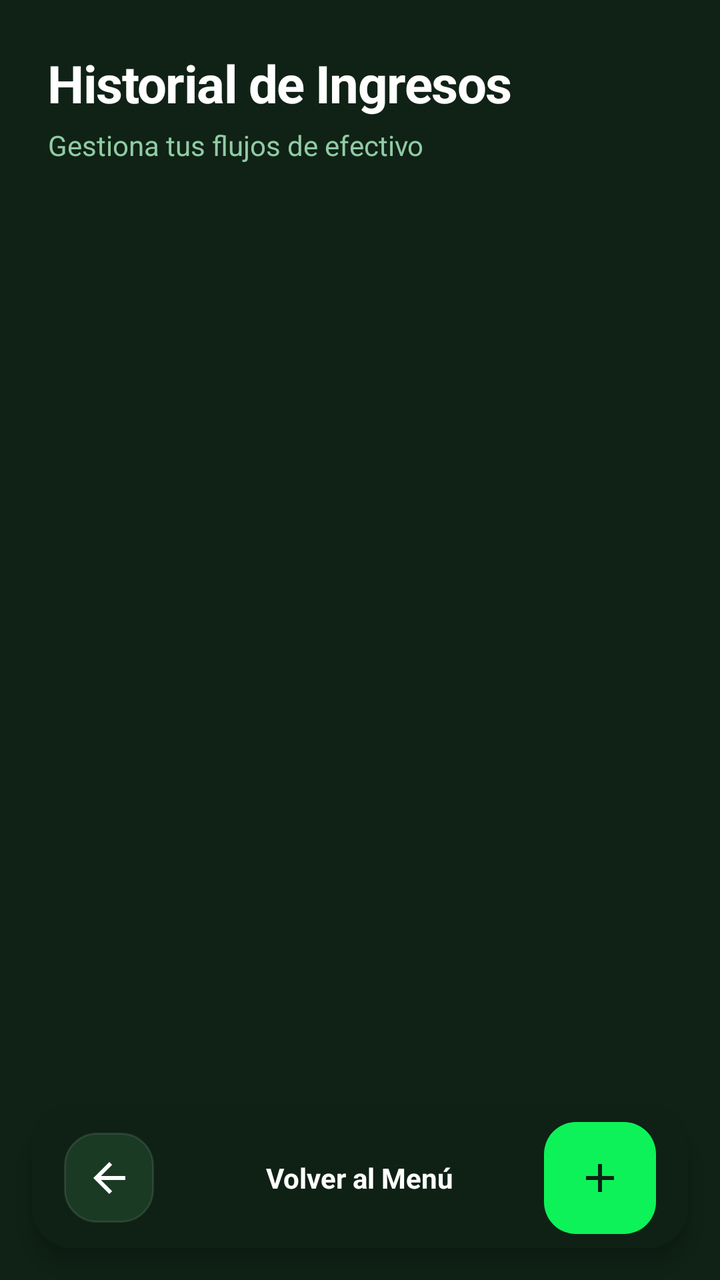
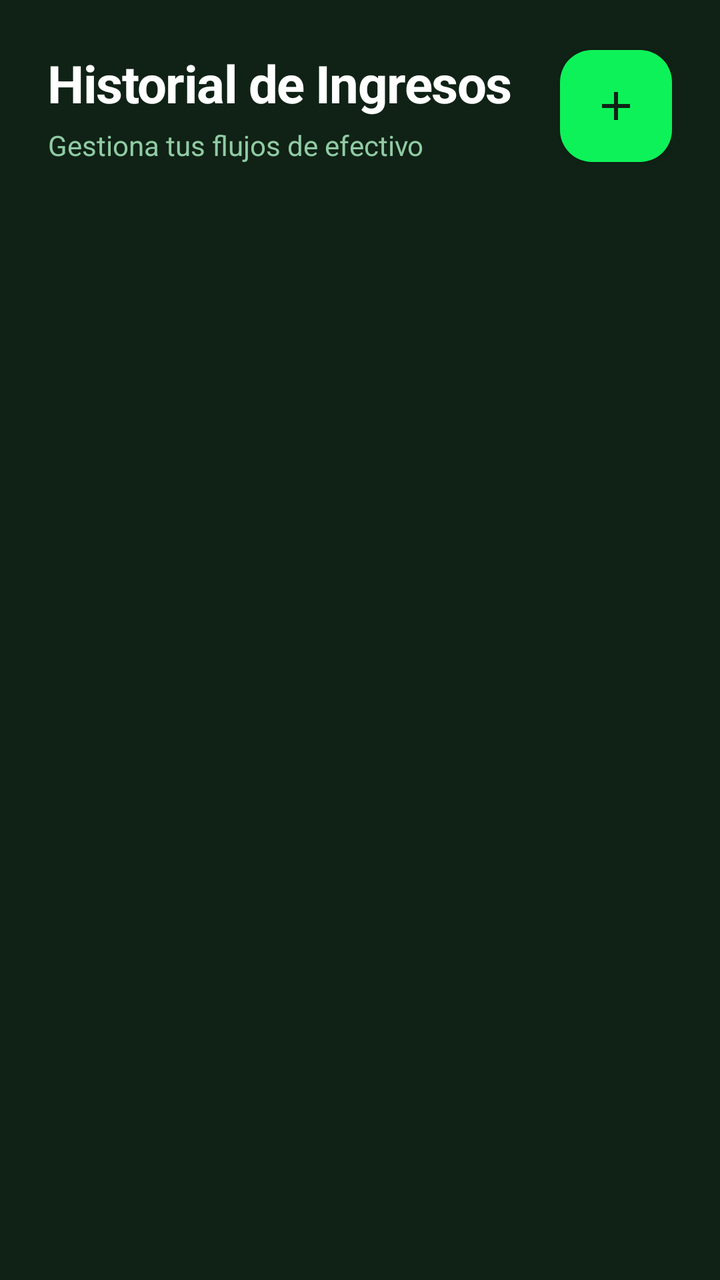

An Android layout rendered at two revisions. The XML below is the earlier revision; the diff shows what the commit changed to produce the second picture.
<!-- AndroidManifest.xml: application theme Theme.IngresosGastosApp -->
<!-- res/layout/fragment_list_ingresos.xml -->
<?xml version="1.0" encoding="utf-8"?>
<androidx.constraintlayout.widget.ConstraintLayout
    xmlns:android="http://schemas.android.com/apk/res/android"
    xmlns:app="http://schemas.android.com/apk/res-auto"
    xmlns:tools="http://schemas.android.com/tools"
    android:layout_width="match_parent"
    android:layout_height="match_parent"
    android:background="@color/stitch_background">

    
    <LinearLayout
        android:id="@+id/header_container"
        android:layout_width="0dp"
        android:layout_height="wrap_content"
        android:orientation="vertical"
        android:padding="24dp"
        app:layout_constraintTop_toTopOf="parent"
        app:layout_constraintStart_toStartOf="parent"
        app:layout_constraintEnd_toEndOf="parent">

        <TextView
            android:id="@+id/tvTituloLista"
            android:layout_width="wrap_content"
            android:layout_height="wrap_content"
            android:text="Historial de Ingresos"
            android:textSize="26sp"
            android:textStyle="bold"
            android:textColor="@color/white"
            android:letterSpacing="-0.02"/>

        <TextView
            android:id="@+id/tvSubtitleLista"
            android:layout_width="wrap_content"
            android:layout_height="wrap_content"
            android:text="Gestiona tus flujos de efectivo"
            android:textSize="14sp"
            android:textColor="@color/stitch_text_muted"
            android:layout_marginTop="4dp"/>
    </LinearLayout>

    
    <androidx.recyclerview.widget.RecyclerView
        android:id="@+id/recyclerview"
        android:layout_width="0dp"
        android:layout_height="0dp"
        android:clipToPadding="false"
        android:paddingBottom="100dp"
        android:paddingHorizontal="16dp"
        app:layout_constraintTop_toBottomOf="@id/header_container"
        app:layout_constraintBottom_toBottomOf="parent"
        app:layout_constraintStart_toStartOf="parent"
        app:layout_constraintEnd_toEndOf="parent"
        tools:listitem="@layout/custom_row_ingresos"/>

    
    <androidx.cardview.widget.CardView
        android:id="@+id/bottom_bar"
        android:layout_width="0dp"
        android:layout_height="70dp"
        android:layout_margin="16dp"
        app:cardBackgroundColor="#E6102216"
        app:cardCornerRadius="20dp"
        app:cardElevation="8dp"
        app:layout_constraintBottom_toBottomOf="parent"
        app:layout_constraintStart_toStartOf="parent"
        app:layout_constraintEnd_toEndOf="parent">

        <RelativeLayout
            android:layout_width="match_parent"
            android:layout_height="match_parent"
            android:paddingHorizontal="16dp">

            <ImageButton
                android:id="@+id/btnVolverMain"
                android:layout_width="45dp"
                android:layout_height="45dp"
                android:layout_centerVertical="true"
                android:background="@drawable/bg_stitch_card"
                android:src="@drawable/ic_arrow_back"
                app:tint="@color/white" />

            <TextView
                android:layout_width="wrap_content"
                android:layout_height="wrap_content"
                android:layout_centerInParent="true"
                android:text="Volver al Menú"
                android:textColor="@color/white"
                android:textStyle="bold" />

            <com.google.android.material.floatingactionbutton.FloatingActionButton
                android:id="@+id/floatingActionButton"
                android:layout_width="wrap_content"
                android:layout_height="wrap_content"
                android:layout_alignParentEnd="true"
                android:layout_centerVertical="true"
                app:backgroundTint="@color/stitch_primary"
                app:fabSize="mini"
                app:srcCompat="@drawable/ic_add"
                app:tint="@color/stitch_background"
                app:elevation="0dp"/>
        </RelativeLayout>
    </androidx.cardview.widget.CardView>

</androidx.constraintlayout.widget.ConstraintLayout>
<!-- res/layout/custom_row_ingresos.xml (included above) -->
<?xml version="1.0" encoding="utf-8"?>
<com.google.android.material.card.MaterialCardView
    xmlns:android="http://schemas.android.com/apk/res/android"
    xmlns:app="http://schemas.android.com/apk/res-auto"
    android:layout_width="match_parent"
    android:layout_height="wrap_content"
    android:layout_marginHorizontal="0dp"
    android:layout_marginVertical="6dp"
    app:cardCornerRadius="14dp"
    app:cardElevation="0dp"
    app:strokeWidth="1dp"
    app:strokeColor="#2A3D29"
    app:cardBackgroundColor="@color/bg_dark_card">

    <LinearLayout
        android:layout_width="match_parent"
        android:layout_height="wrap_content"
        android:orientation="horizontal"
        android:gravity="center_vertical"
        android:padding="14dp">

        <View
            android:layout_width="4dp"
            android:layout_height="match_parent"
            android:background="@color/green_accent"
            android:layout_marginEnd="12dp"/>

        <FrameLayout
            android:layout_width="44dp"
            android:layout_height="44dp">

            <View
                android:layout_width="match_parent"
                android:layout_height="match_parent"
                android:background="@drawable/bg_circle_avatar" />

            <ImageView
                android:layout_width="22dp"
                android:layout_height="22dp"
                android:layout_gravity="center"
                android:src="@drawable/ic_attach_money"
                app:tint="@color/green_accent" />
        </FrameLayout>

        <LinearLayout
            android:layout_width="0dp"
            android:layout_height="wrap_content"
            android:layout_weight="1"
            android:orientation="vertical"
            android:layout_marginStart="12dp"
            android:minHeight="44dp"
            android:gravity="center_vertical">

            <TextView
                android:id="@+id/descripcion_txt"
                android:layout_width="wrap_content"
                android:layout_height="wrap_content"
                android:text="Descripción"
                android:textSize="15sp"
                android:textStyle="bold"
                android:textColor="@color/text_on_dark"
                android:maxLines="2"
                android:ellipsize="end"/>

            <TextView
                android:id="@+id/categoria_txt"
                android:layout_width="wrap_content"
                android:layout_height="wrap_content"
                android:text="Categoría"
                android:textSize="12sp"
                android:textColor="@color/text_on_dark_muted"
                android:layout_marginTop="2dp"/>

            <TextView
                android:id="@+id/fecha_txt"
                android:layout_width="wrap_content"
                android:layout_height="wrap_content"
                android:text="Fecha"
                android:textSize="11sp"
                android:textColor="@color/text_on_dark_muted"
                android:layout_marginTop="1dp"/>

            <TextView
                android:id="@+id/id_txt"
                android:layout_width="wrap_content"
                android:layout_height="wrap_content"
                android:visibility="gone"
                android:textSize="12sp"/>
        </LinearLayout>

        <LinearLayout
            android:layout_width="wrap_content"
            android:layout_height="wrap_content"
            android:orientation="vertical"
            android:gravity="end|center_vertical">

            <TextView
                android:id="@+id/monto_txt"
                android:layout_width="wrap_content"
                android:layout_height="wrap_content"
                android:text="S/ 0.00"
                android:textStyle="bold"
                android:textSize="16sp"
                android:textColor="@color/green_accent"/>

            <LinearLayout
                android:layout_width="wrap_content"
                android:layout_height="wrap_content"
                android:orientation="horizontal"
                android:layout_marginTop="6dp"
                android:gravity="center_vertical">

                <com.google.android.material.button.MaterialButton
                    android:id="@+id/btnEditarIngreso"
                    android:layout_width="34dp"
                    android:layout_height="34dp"
                    android:insetTop="0dp"
                    android:insetBottom="0dp"
                    android:padding="0dp"
                    app:icon="@drawable/ic_edit"
                    app:iconSize="16dp"
                    app:iconGravity="textStart"
                    app:iconPadding="0dp"
                    app:iconTint="@color/white"
                    app:cornerRadius="8dp"
                    app:backgroundTint="@color/green_accent"
                    android:layout_marginEnd="4dp"
                    style="@style/Widget.Material3.Button"/>

                <com.google.android.material.button.MaterialButton
                    android:id="@+id/btnEliminarIngreso"
                    android:layout_width="34dp"
                    android:layout_height="34dp"
                    android:insetTop="0dp"
                    android:insetBottom="0dp"
                    android:padding="0dp"
                    app:icon="@drawable/ic_delete"
                    app:iconSize="16dp"
                    app:iconGravity="textStart"
                    app:iconPadding="0dp"
                    app:iconTint="@color/white"
                    app:cornerRadius="8dp"
                    app:backgroundTint="@color/danger_red"
                    style="@style/Widget.Material3.Button"/>
            </LinearLayout>
        </LinearLayout>
    </LinearLayout>
</com.google.android.material.card.MaterialCardView>
<!-- resources referenced by this layout -->
<resources>
  <color name="bg_dark_card">#1A2E19</color>
  <color name="danger_red">#EF4444</color>
  <color name="green_accent">#22C55E</color>
  <color name="stitch_background">#102216</color>
  <color name="stitch_primary">#0df259</color>
  <color name="stitch_text_muted">#90cba4</color>
  <color name="text_on_dark">#FFFFFF</color>
  <color name="text_on_dark_muted">#94A3B8</color>
  <color name="white">#FFFFFFFF</color>
  <!-- drawable bg_circle_avatar (drawable) -->
  <?xml version="1.0" encoding="utf-8"?>
  <shape xmlns:android="http://schemas.android.com/apk/res/android"
      android:shape="oval">
      <solid android:color="@color/bg_dark_card" />
  </shape>
  <!-- drawable bg_stitch_card (drawable) -->
  <?xml version="1.0" encoding="utf-8"?>
  <shape xmlns:android="http://schemas.android.com/apk/res/android">
      <solid android:color="#1A3A24" />
      <corners android:radius="16dp" />
      <stroke android:width="1dp" android:color="#1AFFFFFF" />
  </shape>
  <!-- drawable ic_add (drawable) -->
  <vector xmlns:android="http://schemas.android.com/apk/res/android" android:height="24dp" android:tint="#000000" android:viewportHeight="24" android:viewportWidth="24" android:width="24dp">
        
      <path android:fillColor="@android:color/white" android:pathData="M19,13h-6v6h-2v-6H5v-2h6V5h2v6h6v2z"/>
      
  </vector>
  <!-- drawable ic_arrow_back (drawable) -->
  <?xml version="1.0" encoding="utf-8"?>
  <vector xmlns:android="http://schemas.android.com/apk/res/android"
      android:width="24dp"
      android:height="24dp"
      android:viewportWidth="24"
      android:viewportHeight="24">
      <path
          android:fillColor="#FFFFFF"
          android:pathData="M20,11H7.83l5.59-5.59L12,4l-8,8 8,8 1.41-1.41L7.83,13H20v-2z"/>
  </vector>
  <!-- drawable ic_attach_money (drawable) -->
  <vector xmlns:android="http://schemas.android.com/apk/res/android"
      android:width="24dp"
      android:height="24dp"
      android:viewportWidth="960"
      android:viewportHeight="960">
    <path
        android:pathData="M441,840v-86q-53,-12 -91.5,-46T293,612l74,-30q15,48 44.5,73t77.5,25q41,0 69.5,-18.5T587,604q0,-35 -22,-55.5T463,502q-86,-27 -118,-64.5T313,346q0,-65 42,-101t86,-41v-84h80v84q50,8 82.5,36.5T651,310l-74,32q-12,-32 -34,-48t-60,-16q-44,0 -67,19.5T393,346q0,33 30,52t104,40q69,20 104.5,63.5T667,602q0,71 -42,108t-104,46v84h-80Z"
        android:fillColor="#e3e3e3"/>
  </vector>
  <!-- drawable ic_delete (drawable) -->
  <vector xmlns:android="http://schemas.android.com/apk/res/android"
      android:width="24dp"
      android:height="24dp"
      android:viewportWidth="24"
      android:viewportHeight="24">
      <path
          android:fillColor="#FFFFFF"
          android:pathData="M6,19c0,1.1 0.9,2 2,2h8c1.1,0 2,-0.9 2,-2V7H6v12zM19,4h-3.5l-1,-1h-5l-1,1H5v2h14V4z"/>
  </vector>
  <!-- drawable ic_edit (drawable) -->
  <vector xmlns:android="http://schemas.android.com/apk/res/android"
      android:width="24dp"
      android:height="24dp"
      android:viewportWidth="24"
      android:viewportHeight="24">
      <path
          android:fillColor="#FFFFFF"
          android:pathData="M3,17.25V21h3.75L17.81,9.94l-3.75,-3.75L3,17.25zM20.71,7.04c0.39,-0.39 0.39,-1.02 0,-1.41l-2.34,-2.34c-0.39,-0.39 -1.02,-0.39 -1.41,0l-1.83,1.83 3.75,3.75 1.83,-1.83z"/>
  </vector>
  <style name="Theme.IngresosGastosApp" parent="Base.Theme.IngresosGastosApp" />
  <style name="CircleImage">
          <item name="cornerSize">50%</item>
      </style>
  <!-- unchanged entries left out for length: 1 -->
</resources>

<!-- the commit's change to res/layout/fragment_list_ingresos.xml (unified diff, before → after) -->
@@ -8,35 +8,58 @@
     android:background="@color/stitch_background">
 
     
-    <LinearLayout
+    <androidx.constraintlayout.widget.ConstraintLayout
         android:id="@+id/header_container"
         android:layout_width="0dp"
         android:layout_height="wrap_content"
-        android:orientation="vertical"
         android:padding="24dp"
         app:layout_constraintTop_toTopOf="parent"
         app:layout_constraintStart_toStartOf="parent"
         app:layout_constraintEnd_toEndOf="parent">
 
-        <TextView
-            android:id="@+id/tvTituloLista"
+        <LinearLayout
+            android:layout_width="0dp"
+            android:layout_height="wrap_content"
+            android:orientation="vertical"
+            app:layout_constraintStart_toStartOf="parent"
+            app:layout_constraintTop_toTopOf="parent"
+            app:layout_constraintBottom_toBottomOf="parent"
+            app:layout_constraintEnd_toStartOf="@id/floatingActionButton"
+            android:layout_marginEnd="16dp">
+
+            <TextView
+                android:id="@+id/tvTituloLista"
+                android:layout_width="wrap_content"
+                android:layout_height="wrap_content"
+                android:text="Historial de Ingresos"
+                android:textSize="26sp"
+                android:textStyle="bold"
+                android:textColor="@color/white"
+                android:letterSpacing="-0.02"/>
+
+            <TextView
+                android:id="@+id/tvSubtitleLista"
+                android:layout_width="wrap_content"
+                android:layout_height="wrap_content"
+                android:text="Gestiona tus flujos de efectivo"
+                android:textSize="14sp"
+                android:textColor="@color/stitch_text_muted"
+                android:layout_marginTop="4dp"/>
+        </LinearLayout>
+
+        <com.google.android.material.floatingactionbutton.FloatingActionButton
+            android:id="@+id/floatingActionButton"
             android:layout_width="wrap_content"
             android:layout_height="wrap_content"
-            android:text="Historial de Ingresos"
-            android:textSize="26sp"
-            android:textStyle="bold"
-            android:textColor="@color/white"
-            android:letterSpacing="-0.02"/>
-
-        <TextView
-            android:id="@+id/tvSubtitleLista"
-            android:layout_width="wrap_content"
-            android:layout_height="wrap_content"
-            android:text="Gestiona tus flujos de efectivo"
-            android:textSize="14sp"
-            android:textColor="@color/stitch_text_muted"
-            android:layout_marginTop="4dp"/>
-    </LinearLayout>
+            app:backgroundTint="@color/stitch_primary"
+            app:fabSize="normal"
+            app:srcCompat="@drawable/ic_add"
+            app:tint="@color/stitch_background"
+            app:elevation="4dp"
+            app:layout_constraintEnd_toEndOf="parent"
+            app:layout_constraintTop_toTopOf="parent"
+            app:layout_constraintBottom_toBottomOf="parent" />
+    </androidx.constraintlayout.widget.ConstraintLayout>
 
     
     <androidx.recyclerview.widget.RecyclerView
@@ -52,54 +75,6 @@
         app:layout_constraintEnd_toEndOf="parent"
         tools:listitem="@layout/custom_row_ingresos"/>
 
-    
-    <androidx.cardview.widget.CardView
-        android:id="@+id/bottom_bar"
-        android:layout_width="0dp"
-        android:layout_height="70dp"
-        android:layout_margin="16dp"
-        app:cardBackgroundColor="#E6102216"
-        app:cardCornerRadius="20dp"
-        app:cardElevation="8dp"
-        app:layout_constraintBottom_toBottomOf="parent"
-        app:layout_constraintStart_toStartOf="parent"
-        app:layout_constraintEnd_toEndOf="parent">
-
-        <RelativeLayout
-            android:layout_width="match_parent"
-            android:layout_height="match_parent"
-            android:paddingHorizontal="16dp">
-
-            <ImageButton
-                android:id="@+id/btnVolverMain"
-                android:layout_width="45dp"
-                android:layout_height="45dp"
-                android:layout_centerVertical="true"
-                android:background="@drawable/bg_stitch_card"
-                android:src="@drawable/ic_arrow_back"
-                app:tint="@color/white" />
-
-            <TextView
-                android:layout_width="wrap_content"
-                android:layout_height="wrap_content"
-                android:layout_centerInParent="true"
-                android:text="Volver al Menú"
-                android:textColor="@color/white"
-                android:textStyle="bold" />
-
-            <com.google.android.material.floatingactionbutton.FloatingActionButton
-                android:id="@+id/floatingActionButton"
-                android:layout_width="wrap_content"
-                android:layout_height="wrap_content"
-                android:layout_alignParentEnd="true"
-                android:layout_centerVertical="true"
-                app:backgroundTint="@color/stitch_primary"
-                app:fabSize="mini"
-                app:srcCompat="@drawable/ic_add"
-                app:tint="@color/stitch_background"
-                app:elevation="0dp"/>
-        </RelativeLayout>
-    </androidx.cardview.widget.CardView>
 
 </androidx.constraintlayout.widget.ConstraintLayout>
 <!-- res/layout/custom_row_ingresos.xml (included above) -->
<!-- resource entries referenced after the edit -->
@@ -15,29 +15,11 @@
       android:shape="oval">
       <solid android:color="@color/bg_dark_card" />
   </shape>
-  <!-- drawable bg_stitch_card (drawable) -->
-  <?xml version="1.0" encoding="utf-8"?>
-  <shape xmlns:android="http://schemas.android.com/apk/res/android">
-      <solid android:color="#1A3A24" />
-      <corners android:radius="16dp" />
-      <stroke android:width="1dp" android:color="#1AFFFFFF" />
-  </shape>
   <!-- drawable ic_add (drawable) -->
   <vector xmlns:android="http://schemas.android.com/apk/res/android" android:height="24dp" android:tint="#000000" android:viewportHeight="24" android:viewportWidth="24" android:width="24dp">
         
       <path android:fillColor="@android:color/white" android:pathData="M19,13h-6v6h-2v-6H5v-2h6V5h2v6h6v2z"/>
       
-  </vector>
-  <!-- drawable ic_arrow_back (drawable) -->
-  <?xml version="1.0" encoding="utf-8"?>
-  <vector xmlns:android="http://schemas.android.com/apk/res/android"
-      android:width="24dp"
-      android:height="24dp"
-      android:viewportWidth="24"
-      android:viewportHeight="24">
-      <path
-          android:fillColor="#FFFFFF"
-          android:pathData="M20,11H7.83l5.59-5.59L12,4l-8,8 8,8 1.41-1.41L7.83,13H20v-2z"/>
   </vector>
   <!-- drawable ic_attach_money (drawable) -->
   <vector xmlns:android="http://schemas.android.com/apk/res/android"
